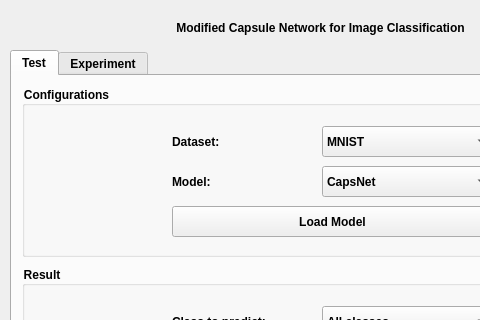
Before: the Qt Designer form main.ui in zTsugumi/BMSTU_diplom, drawn with Qt 5; both pictures show x 0 to 480 and y 0 to 320 of the 671 by 753 pixel window.
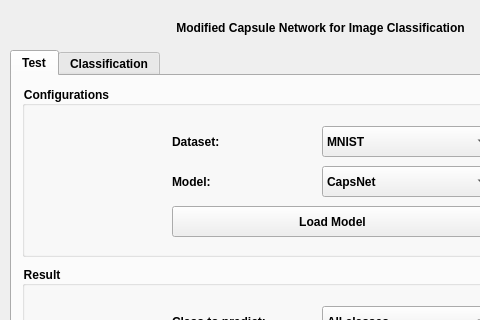
After: the same form once the commit is applied.

Patch:
```diff
--- a/main.ui
+++ b/main.ui
@@ -429,7 +429,7 @@
     </widget>
     <widget class="QWidget" name="tab_5">
      <attribute name="title">
-      <string>Experiment</string>
+      <string>Classification</string>
      </attribute>
      <widget class="QGroupBox" name="groupBox_3">
       <property name="geometry">
```
